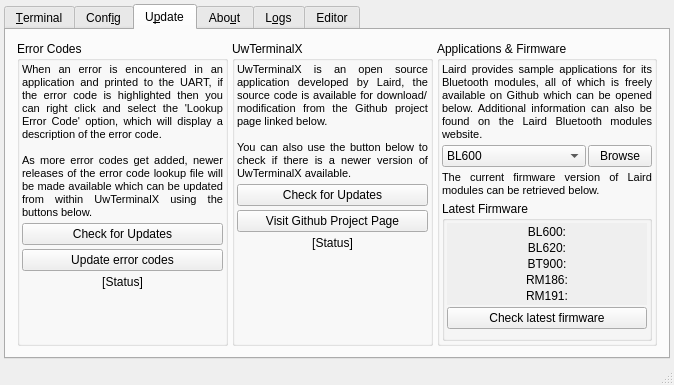
Qt form UwxMainWindow.ui (LairdCP/UwTerminalX) before a commit.
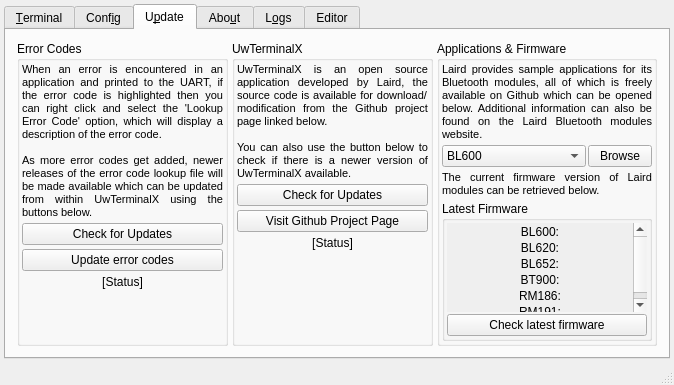
The same form after that commit. The open tabs and pages were chosen to show the change. Icons and pictures are not drawn. Custom widgets are drawn as their Qt base class.

Commit message: v1.05a, add BL652 module

```diff
--- a/UwxMainWindow.ui
+++ b/UwxMainWindow.ui
@@ -2274,8 +2274,8 @@
                         <rect>
                          <x>0</x>
                          <y>0</y>
-                         <width>202</width>
-                         <height>82</height>
+                         <width>186</width>
+                         <height>98</height>
                         </rect>
                        </property>
                        <property name="sizePolicy">
@@ -2336,6 +2336,21 @@
                           </property>
                          </widget>
                         </item>
+                        <item>
+                         <widget class="QLabel" name="label_BL652Firmware">
+                          <property name="font">
+                           <font>
+                            <family>Arial</family>
+                           </font>
+                          </property>
+                          <property name="text">
+                           <string>BL652:</string>
+                          </property>
+                          <property name="alignment">
+                           <set>Qt::AlignCenter</set>
+                          </property>
+                         </widget>
+                        </item>
                         <item>
                          <widget class="QLabel" name="label_BT900Firmware">
                           <property name="font">
```
Left out of the diff: 5 changed lines with no effect on the pictures. The commit also changes 2 other files.
